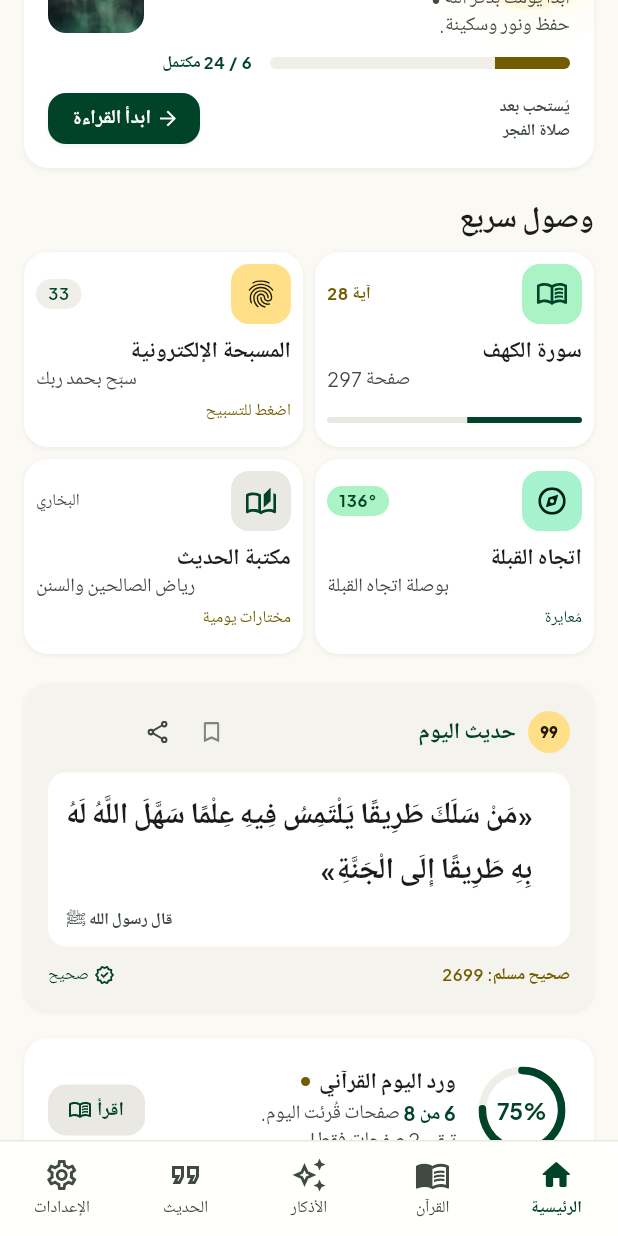
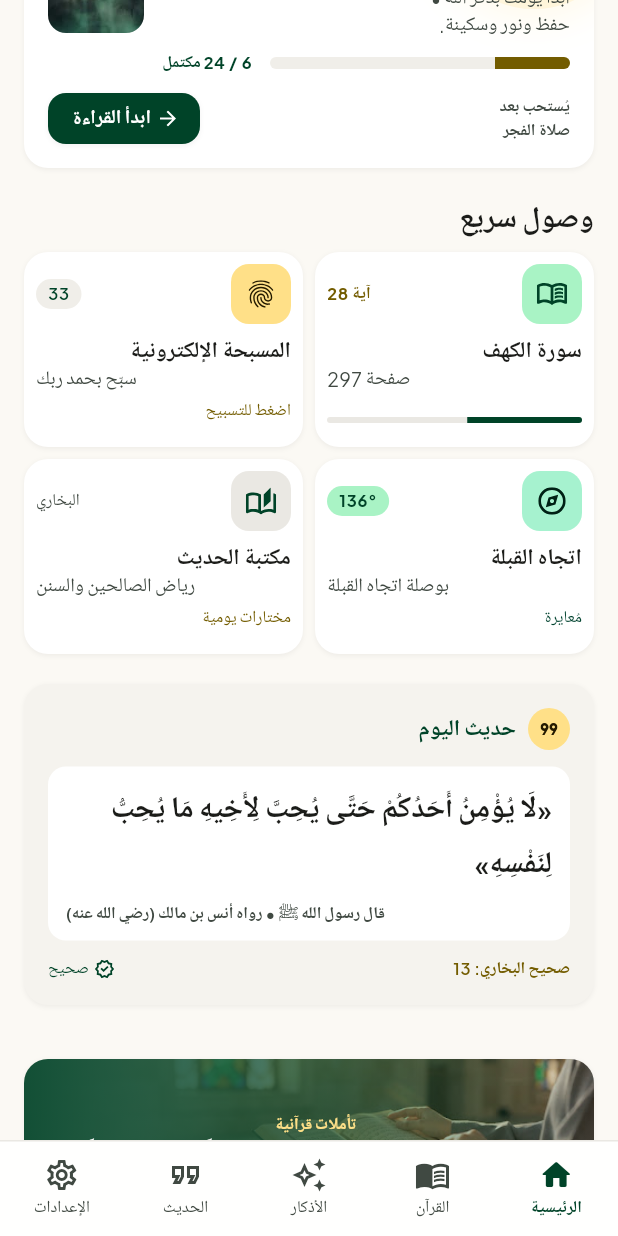
Before and after one commit to Kareemm0/islamy, a Flutter app: the screen it shows after launch, scrolled down 576 dp, on a phone screen of 412 x 824 dp. Run offline on Flutter 3.47's test engine with Material 3 defaults, Android fonts, the phone set to English and light mode, and no system bars; our stand-ins replace flutter_bloc, flutter_svg, fpdart, freezed_annotation, geocoding, geolocator and 6 more; accounts and stored records are empty; network calls fail; Roboto replaces fonts that are missing (Amiri).

Commit message:
update some issues in home screen

```diff
--- a/lib/features/home/data/datasources/home_local_datasource.dart
+++ b/lib/features/home/data/datasources/home_local_datasource.dart
@@ -30,13 +30,118 @@ class HomeLocalDatasource {
     total: 24,
   );
 
+  static const List<HomeHadith> _dailyHadiths = [
+    HomeHadith(
+      arabicLines: [
+        '«مَنْ سَلَكَ طَرِيقًا يَلْتَمِسُ فِيهِ عِلْمًا سَهَّلَ اللَّهُ لَهُ',
+        'بِهِ طَرِيقًا إِلَى الْجَنَّةِ»',
+      ],
+      narrator: 'قال رسول الله ﷺ • رواه أبو هريرة (رضي الله عنه)',
+      translationLines: [],
+      source: 'صحيح مسلم: 2699',
+      grade: 'صحيح',
+    ),
+    HomeHadith(
+      arabicLines: [
+        '«إِنَّمَا الْأَعْمَالُ بِالنِّيَّاتِ، وَإِنَّمَا لِكُلِّ امْرِئٍ مَا نَوَى»',
+      ],
+      narrator: 'قال رسول الله ﷺ • رواه عمر بن الخطاب (رضي الله عنه)',
+      translationLines: [],
+      source: 'صحيح البخاري: 1',
+      grade: 'صحيح',
+    ),
+    HomeHadith(
+      arabicLines: [
+        '«الْمُؤْمِنُ الْقَوِيُّ خَيْرٌ وَأَحَبُّ إِلَى اللهِ مِنَ الْمُؤْمِنِ الضَّعِيفِ،',
+        'وَفِي كُلٍّ خَيْرٌ»',
+      ],
+      narrator: 'قال رسول الله ﷺ • رواه أبو هريرة (رضي الله عنه)',
+      translationLines: [],
+      source: 'صحيح مسلم: 2664',
+      grade: 'صحيح',
+    ),
+    HomeHadith(
+      arabicLines: [
+        '«لَا يُؤْمِنُ أَحَدُكُمْ حَتَّى يُحِبَّ لِأَخِيهِ مَا يُحِبُّ لِنَفْسِهِ»',
+      ],
+      narrator: 'قال رسول الله ﷺ • رواه أنس بن مالك (رضي الله عنه)',
+      translationLines: [],
+      source: 'صحيح البخاري: 13',
+      grade: 'صحيح',
+    ),
+    HomeHadith(
+      arabicLines: [
+        '«مَنْ كَانَ يُؤْمِنُ بِاللَّهِ وَالْيَوْمِ الْآخِرِ فَلْيَقُلْ خَيْرًا أَوْ لِيَصْمُتْ»',
+      ],
+      narrator: 'قال رسول الله ﷺ • رواه أبو هريرة (رضي الله عنه)',
+      translationLines: [],
+      source: 'صحيح البخاري: 6018',
+      grade: 'صحيح',
+    ),
+    HomeHadith(
+      arabicLines: [
+        '«الْمُسْلِمُ مَنْ سَلِمَ الْمُسْلِمُونَ مِنْ لِسَانِهِ وَيَدِهِ»',
+      ],
+      narrator: 'قال رسول الله ﷺ • رواه عبد الله بن عمرو (رضي الله عنهما)',
+      translationLines: [],
+      source: 'صحيح البخاري: 10',
+      grade: 'صحيح',
+    ),
+    HomeHadith(
+      arabicLines: [
+        '«الطُّهُورُ شَطْرُ الْإِيمَانِ، وَالْحَمْدُ لِلَّهِ تَمْلَأُ الْمِيزَانَ»',
+      ],
+      narrator: 'قال رسول الله ﷺ • رواه أبو مالك الأشعري (رضي الله عنه)',
+      translationLines: [],
+      source: 'صحيح مسلم: 223',
+      grade: 'صحيح',
+    ),
+    HomeHadith(
+      arabicLines: [
+        '«تَبَسُّمُكَ فِي وَجْهِ أَخِيكَ لَكَ صَدَقَةٌ»',
+      ],
+      narrator: 'قال رسول الله ﷺ • رواه أبو ذر الغفاري (رضي الله عنه)',
+      translationLines: [],
+      source: 'جامع الترمذي: 1956',
+      grade: 'حسن',
+    ),
+    HomeHadith(
+      arabicLines: [
+        '«كَلِمَتَانِ خَفِيفَتَانِ عَلَى اللِّسَانِ، ثَقِيلَتَانِ فِي الْمِيزَانِ:',
+        'سُبْحَانَ اللَّهِ وَبِحَمْدِهِ، سُبْحَانَ اللَّهِ الْعَظِيمِ»',
+      ],
+      narrator: 'قال رسول الله ﷺ • رواه أبو هريرة (رضي الله عنه)',
+      translationLines: [],
+      source: 'صحيح البخاري: 6406',
+      grade: 'صحيح',
+    ),
+    HomeHadith(
+      arabicLines: [
+        '«خَيْرُكُمْ مَنْ تَعَلَّمَ الْقُرْآنَ وَعَلَّمَهُ»',
+      ],
+      narrator: 'قال رسول الله ﷺ • رواه عثمان بن عفان (رضي الله عنه)',
+      translationLines: [],
+      source: 'صحيح البخاري: 5027',
+      grade: 'صحيح',
+    ),
+  ];
+
+  /// Returns a deterministic Hadith of the Day based on the local calendar date.
+  static HomeHadith hadithForDate([DateTime? date]) {
+    final now = date ?? DateTime.now();
+    final daySlot =
+        DateTime.utc(now.year, now.month, now.day).millisecondsSinceEpoch ~/
+        Duration.millisecondsPerDay;
+    return _dailyHadiths[daySlot % _dailyHadiths.length];
+  }
+
   HomeDashboardData getDashboardData() {
-    return const HomeDashboardData(
+    return HomeDashboardData(
       hijriDateEn: '١٤ رمضان ١٤٤٦ هـ',
       hijriDateAr: '١٤ رمضان ١٤٤٦ هـ',
       gregorianDate: 'الجمعة، ١٤ مارس ٢٠٢٥',
       location: 'القاهرة، مصر',
-      prayers: [
+      prayers: const [
         HomePrayer(name: 'الفجر', arabicName: 'الفجر', time: '04:42'),
         HomePrayer(name: 'الظهر', arabicName: 'الظهر', time: '12:04'),
         HomePrayer(name: 'العصر', arabicName: 'العصر', time: '03:28'),
@@ -45,11 +150,11 @@ class HomeLocalDatasource {
       ],
       nextPrayerIndex: 2,
       qiblaDegrees: 136,
-      initialRemaining: Duration(hours: 1, minutes: 24, seconds: 16),
+      initialRemaining: const Duration(hours: 1, minutes: 24, seconds: 16),
       initialAthanActive: true,
       morningAzkar: _morningAzkar,
       eveningAzkar: _eveningAzkar,
-      initialAzkarDone: {
+      initialAzkarDone: const {
         HomeAzkarPeriod.morning: 6,
         HomeAzkarPeriod.evening: 0,
       },
@@ -59,16 +164,7 @@ class HomeLocalDatasource {
       lastReadAyah: 28,
       lastReadProgress: 0.45,
       initialTasbihCount: 33,
-      hadith: HomeHadith(
-        arabicLines: [
-          '«مَنْ سَلَكَ طَرِيقًا يَلْتَمِسُ فِيهِ عِلْمًا سَهَّلَ اللَّهُ لَهُ',
-          'بِهِ طَرِيقًا إِلَى الْجَنَّةِ»',
-        ],
-        narrator: 'قال رسول الله ﷺ',
-        translationLines: [],
-        source: 'صحيح مسلم: 2699',
-        grade: 'صحيح',
-      ),
+      hadith: hadithForDate(),
       initialHadithBookmarked: false,
       pagesGoal: 8,
       initialPagesRead: 6,
--- a/lib/features/home/domain/entities/home_dashboard_data.dart
+++ b/lib/features/home/domain/entities/home_dashboard_data.dart
@@ -90,4 +90,29 @@ class HomeDashboardData {
     pagesGoal: pagesGoal,
     initialPagesRead: initialPagesRead,
   );
+
+  HomeDashboardData copyWithHadith(HomeHadith newHadith) => HomeDashboardData(
+    hijriDateEn: hijriDateEn,
+    hijriDateAr: hijriDateAr,
+    gregorianDate: gregorianDate,
+    location: location,
+    prayers: prayers,
+    nextPrayerIndex: nextPrayerIndex,
+    qiblaDegrees: qiblaDegrees,
+    initialRemaining: initialRemaining,
+    initialAthanActive: initialAthanActive,
+    morningAzkar: morningAzkar,
+    eveningAzkar: eveningAzkar,
+    initialAzkarDone: initialAzkarDone,
+    lastReadSurah: lastReadSurah,
+    lastReadSurahAr: lastReadSurahAr,
+    lastReadPage: lastReadPage,
+    lastReadAyah: lastReadAyah,
+    lastReadProgress: lastReadProgress,
+    initialTasbihCount: initialTasbihCount,
+    hadith: newHadith,
+    initialHadithBookmarked: initialHadithBookmarked,
+    pagesGoal: pagesGoal,
+    initialPagesRead: initialPagesRead,
+  );
 }
--- a/lib/features/home/presentation/cubit/home_cubit.dart
+++ b/lib/features/home/presentation/cubit/home_cubit.dart
@@ -2,6 +2,7 @@ import 'dart:async';
 
 import 'package:flutter_bloc/flutter_bloc.dart';
 
+import '../../data/datasources/home_local_datasource.dart';
 import '../../data/repositories/home_repository_impl.dart';
 import '../../data/datasources/prayer_times_remote_datasource.dart';
 import '../../domain/entities/home_azkar_period.dart';
@@ -11,7 +12,8 @@ import 'home_state.dart';
 /// Manages the interactive state of the home dashboard.
 class HomeCubit extends Cubit<HomeState> {
   HomeCubit({HomeRepository? repository})
-    : super(
+    : _currentDay = DateTime.now().day,
+      super(
         HomeState.initial(
           (repository ?? const HomeRepositoryImpl()).getDashboardData(),
         ),
@@ -21,6 +23,7 @@ class HomeCubit extends Cubit<HomeState> {
   }
 
   Timer? _timer;
+  int _currentDay;
 
   Future<void> _loadPrayerTimes() async {
     try {
@@ -69,10 +72,17 @@ class HomeCubit extends Cubit<HomeState> {
 
   void _tick() {
     if (isClosed) return;
-    if (state.remaining.inSeconds > 0) {
-      emit(
-        state.copyWith(remaining: state.remaining - const Duration(seconds: 1)),
-      );
+    final now = DateTime.now();
+    var nextData = state.data;
+    if (now.day != _currentDay) {
+      _currentDay = now.day;
+      nextData = nextData.copyWithHadith(HomeLocalDatasource.hadithForDate(now));
+    }
+    final nextRemaining = state.remaining.inSeconds > 0
+        ? state.remaining - const Duration(seconds: 1)
+        : state.remaining;
+    if (nextData != state.data || nextRemaining != state.remaining) {
+      emit(state.copyWith(data: nextData, remaining: nextRemaining));
     }
   }
 
--- a/lib/features/home/presentation/pages/home_page.dart
+++ b/lib/features/home/presentation/pages/home_page.dart
@@ -11,7 +11,6 @@ import '../widgets/home_azkar_card.dart';
 import '../widgets/home_hadith_card.dart';
 import '../widgets/home_header.dart';
 import '../widgets/home_prayer_card.dart';
-import '../widgets/home_quran_goal_card.dart';
 import '../widgets/home_reflection_banner.dart';
 import '../widgets/home_shortcuts.dart';
 
@@ -65,10 +64,7 @@ class HomePage extends StatelessWidget {
                       onToggleBookmark: cubit.toggleHadithBookmark,
                     ),
                     const SizedBox(height: 18),
-                    HomeQuranGoalCard(
-                      state: state,
-                      onReadPage: cubit.readPage,
-                    ),
+
                     const SizedBox(height: 18),
                     const HomeReflectionBanner(),
                   ],
--- a/lib/features/home/presentation/widgets/home_hadith_card.dart
+++ b/lib/features/home/presentation/widgets/home_hadith_card.dart
@@ -2,7 +2,6 @@ import 'package:flutter/material.dart';
 import 'package:islamy/core/theme/app_theme.dart';
 
 import '../cubit/home_state.dart';
-import 'home_action_icon.dart';
 import 'home_style.dart';
 import 'home_svg.dart';
 
@@ -60,31 +59,6 @@ class HomeHadithCard extends StatelessWidget {
                     letterSpacing: 0.15,
                   ),
                 ),
-              ),
-              const Spacer(),
-              HomeActionIcon(
-                tooltip: state.hadithBookmarked
-                    ? 'إزالة العلامة'
-                    : 'حفظ الحديث',
-                onTap: onToggleBookmark,
-                child: Opacity(
-                  opacity: state.hadithBookmarked ? 1 : 0.65,
-                  child: const HomeSvg(
-                    'icon_bookmark',
-                    width: 10.5,
-                    height: 13.5,
-                  ),
-                ),
-              ),
-              const SizedBox(width: 4),
-              HomeActionIcon(
-                tooltip: 'مشاركة الحديث',
-                onTap: () {
-                  ScaffoldMessenger.of(context).showSnackBar(
-                    const SnackBar(content: Text('الحديث جاهز للمشاركة')),
-                  );
-                },
-                child: const HomeSvg('icon_share', width: 13.5, height: 15),
               ),
             ],
           ),
@@ -158,11 +132,7 @@ class HomeHadithCard extends StatelessWidget {
               Row(
                 mainAxisSize: MainAxisSize.min,
                 children: [
-                  const HomeSvg(
-                    'icon_verified',
-                    width: 12.833,
-                    height: 12.25,
-                  ),
+                  const HomeSvg('icon_verified', width: 12.833, height: 12.25),
                   const SizedBox(width: 4),
                   Text(
                     h.grade,
--- a/lib/features/home/presentation/widgets/home_quran_goal_card.dart
+++ /dev/null
@@ -1,188 +0,0 @@
-import 'dart:math' as math;
-
-import 'package:flutter/material.dart';
-import 'package:islamy/core/theme/app_theme.dart';
-
-import '../cubit/home_state.dart';
-import 'home_style.dart';
-import 'home_svg.dart';
-
-/// Section 6: Daily Quran Goal progress widget.
-class HomeQuranGoalCard extends StatelessWidget {
-  const HomeQuranGoalCard({
-    super.key,
-    required this.state,
-    required this.onReadPage,
-  });
-
-  final HomeState state;
-  final VoidCallback onReadPage;
-
-  @override
-  Widget build(BuildContext context) {
-    final percent = (state.goalProgress * 100).round();
-    final isAtDefault = state.pagesRead == 6 && state.pagesGoal == 8;
-    return Container(
-      padding: const EdgeInsets.all(16),
-      decoration: BoxDecoration(
-        color: Colors.white,
-        borderRadius: BorderRadius.circular(16),
-        boxShadow: HomeStyle.cardShadow,
-      ),
-      child: Row(
-        children: [
-          SizedBox(
-            width: 64,
-            height: 64,
-            child: Stack(
-              alignment: Alignment.center,
-              children: [
-                if (isAtDefault) ...[
-                  Transform.rotate(
-                    angle: -math.pi / 2,
-                    child: const Stack(
-                      alignment: Alignment.center,
-                      children: [
-                        HomeSvg('goal_ring_track', width: 58, height: 58),
-                        HomeSvg('goal_ring_progress', width: 58, height: 58),
-                      ],
-                    ),
-                  ),
-                ] else
-                  SizedBox(
-                    width: 56,
-                    height: 56,
-                    child: CircularProgressIndicator(
-                      value: state.goalProgress.clamp(0.0, 1.0),
-                      strokeWidth: 5,
-                      backgroundColor: AppColors.surfaceContainer,
-                      valueColor: const AlwaysStoppedAnimation(
-                        AppColors.primary,
-                      ),
-                      strokeCap: StrokeCap.round,
-                    ),
-                  ),
-                Text(
-                  '$percent%',
-                  style: AppTheme.text(
-                    size: 15,
-                    weight: FontWeight.w700,
-                    color: AppColors.primary,
-                    height: 15,
-                    letterSpacing: 0.15,
-                  ),
-                ),
-              ],
-            ),
-          ),
-          const SizedBox(width: 12),
-          Expanded(
-            child: Column(
-              crossAxisAlignment: CrossAxisAlignment.start,
-              children: [
-                Row(
-                  children: [
-                    Flexible(
-                      child: Text(
-                        'ورد اليوم القرآني',
-                        maxLines: 1,
-                        overflow: TextOverflow.ellipsis,
-                        style: AppTheme.text(
-                          size: 15,
-                          weight: FontWeight.w700,
-                          color: AppColors.onSurface,
-                          height: 20,
-                          letterSpacing: 0.15,
-                        ),
-                      ),
-                    ),
-                    const SizedBox(width: 6),
-                    Container(
-                      width: 6,
-                      height: 6,
-                      decoration: const BoxDecoration(
-                        color: AppColors.gold,
-                        shape: BoxShape.circle,
-                      ),
-                    ),
-                  ],
-                ),
-                const SizedBox(height: 2),
-                Text.rich(
-                  TextSpan(
-                    children: [
-                      TextSpan(
-                        text: '${state.pagesRead} من ${state.pagesGoal}',
-                        style: AppTheme.text(
-                          size: 13,
-                          weight: FontWeight.w700,
-                          color: AppColors.primary,
-                          height: 18,
-                        ),
-                      ),
-                      TextSpan(
-                        text: ' صفحات قُرئت اليوم.\n',
-                        style: AppTheme.text(
-                          size: 13,
-                          color: AppColors.onSurfaceVariant,
-                          height: 18,
-                        ),
-                      ),
-                      TextSpan(
-                        text: state.pagesLeft > 0
-                            ? 'تبقى ${state.pagesLeft} '
-                                '${state.pagesLeft == 1 ? 'صفحة' : 'صفحات'} فقط!'
-                            : 'اكتمل الورد اليومي!',
-                        style: AppTheme.text(
-                          size: 13,
-                          color: AppColors.onSurfaceVariant,
-                          height: 18,
-                        ),
-                      ),
-                    ],
-                  ),
-                ),
-              ],
-            ),
-          ),
-          const SizedBox(width: 8),
-          Material(
-            color: AppColors.surfaceContainer,
-            borderRadius: BorderRadius.circular(12),
-            child: InkWell(
-              borderRadius: BorderRadius.circular(12),
-              onTap: onReadPage,
-              child: Padding(
-                padding: const EdgeInsets.symmetric(
-                  horizontal: 14,
-                  vertical: 8,
-                ),
-                child: Row(
-                  mainAxisSize: MainAxisSize.min,
-                  children: [
-                    Text(
-                      'اقرأ',
-                      style: AppTheme.text(
-                        size: 13,
-                        weight: FontWeight.w700,
-                        color: AppColors.primary,
-                        height: 18,
-                        letterSpacing: 0.26,
-                      ),
-                    ),
-                    const SizedBox(width: 4),
-                    const HomeSvg(
-                      'icon_read_arrow',
-                      width: 14.667,
-                      height: 10.667,
-                    ),
-                  ],
-                ),
-              ),
-            ),
-          ),
-        ],
-      ),
-    );
-  }
-}
```
